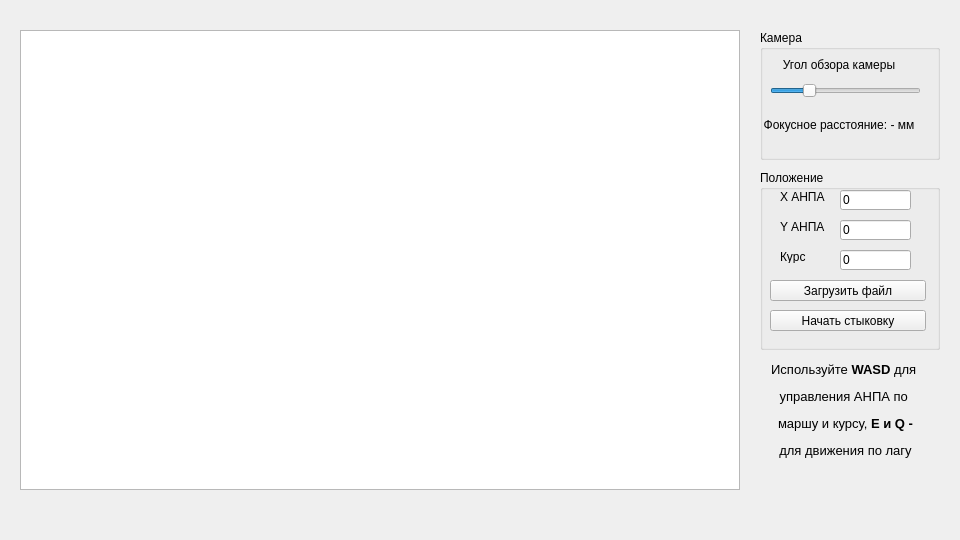
First picture: the form in docking/mainwindow.ui, repository edirab/Studying-Qt, before the edit.
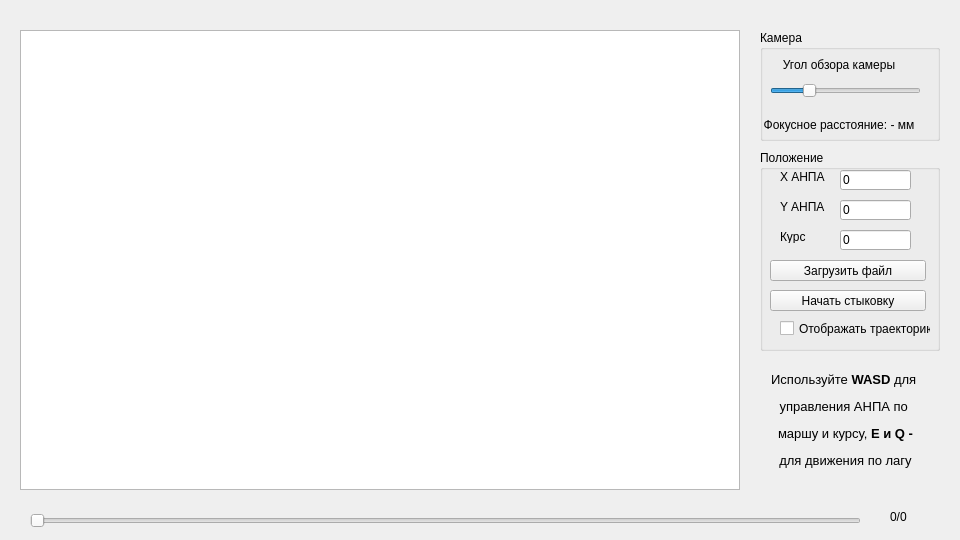
Second picture: the form after the edit.

Commit message: Добавлены элементы UI: ползунок, метка ползунка и чекбокс отображения траектории. Сделана передача координат при анимации

What changed in the file:
```diff
--- a/docking/mainwindow.ui
+++ b/docking/mainwindow.ui
@@ -51,9 +51,9 @@
    <property name="geometry">
     <rect>
      <x>760</x>
-     <y>170</y>
+     <y>150</y>
      <width>180</width>
-     <height>180</height>
+     <height>201</height>
     </rect>
    </property>
    <property name="title">
@@ -169,6 +169,19 @@
      <string>Курс</string>
     </property>
    </widget>
+   <widget class="QCheckBox" name="checkBox">
+    <property name="geometry">
+     <rect>
+      <x>20</x>
+      <y>170</y>
+      <width>151</width>
+      <height>17</height>
+     </rect>
+    </property>
+    <property name="text">
+     <string>Отображать траекторию</string>
+    </property>
+   </widget>
   </widget>
   <widget class="QGroupBox" name="groupBoxCamera">
    <property name="geometry">
@@ -176,7 +189,7 @@
      <x>760</x>
      <y>30</y>
      <width>180</width>
-     <height>130</height>
+     <height>111</height>
     </rect>
    </property>
    <property name="title">
@@ -259,7 +272,7 @@
    <property name="geometry">
     <rect>
      <x>760</x>
-     <y>350</y>
+     <y>360</y>
      <width>171</width>
      <height>121</height>
     </rect>
@@ -274,6 +287,32 @@
     <enum>Qt::RichText</enum>
    </property>
   </widget>
+  <widget class="QSlider" name="horizontalSlider_2">
+   <property name="geometry">
+    <rect>
+     <x>30</x>
+     <y>510</y>
+     <width>831</width>
+     <height>22</height>
+    </rect>
+   </property>
+   <property name="orientation">
+    <enum>Qt::Horizontal</enum>
+   </property>
+  </widget>
+  <widget class="QLabel" name="label">
+   <property name="geometry">
+    <rect>
+     <x>890</x>
+     <y>510</y>
+     <width>47</width>
+     <height>13</height>
+    </rect>
+   </property>
+   <property name="text">
+    <string>0/0</string>
+   </property>
+  </widget>
  </widget>
  <resources/>
  <connections/>
```
The commit also changes 4 other files.
